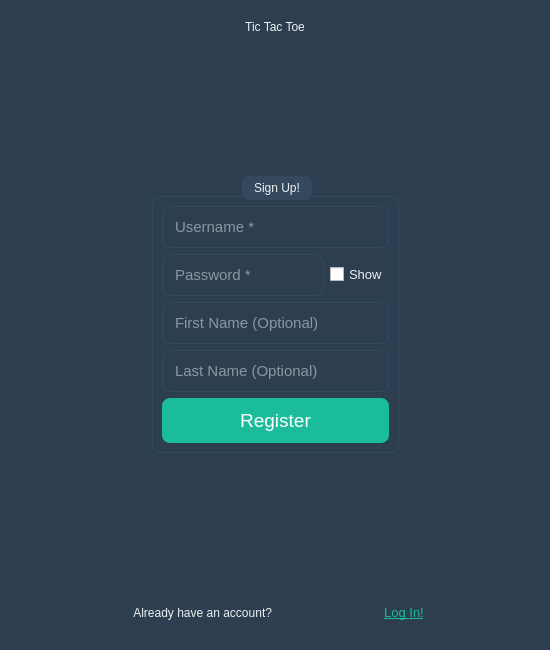
The window that TicTacToe_With_Tests/app/mainwindow.ui (abdalla1111/Advanced_Tic_Tac_Toe) describes before a commit, drawn with Qt 5.
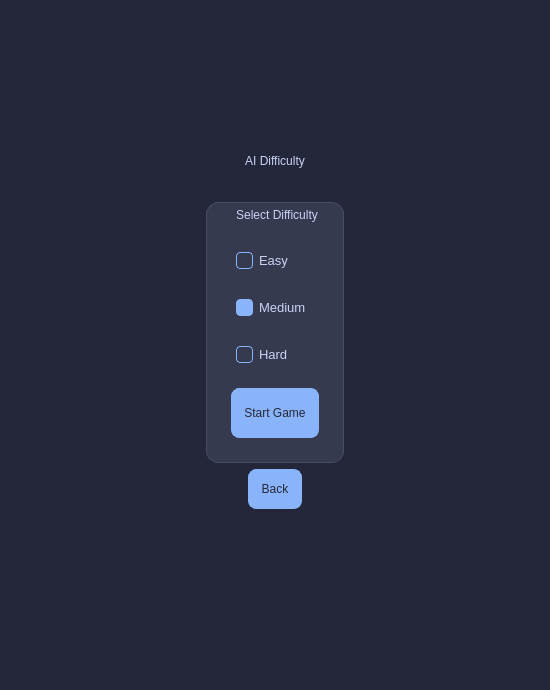
The same window after the commit. The open tabs and pages were chosen to show the change. Icons and pictures are not drawn.

The edit to the form file:
```diff
--- a/TicTacToe_With_Tests/app/mainwindow.ui
+++ b/TicTacToe_With_Tests/app/mainwindow.ui
@@ -7,7 +7,7 @@
     <x>0</x>
     <y>0</y>
     <width>550</width>
-    <height>650</height>
+    <height>690</height>
    </rect>
   </property>
   <property name="windowTitle">
@@ -15,30 +15,23 @@
   </property>
   <property name="styleSheet">
    <string notr="true">
-/* Modern Dark Theme for Tic-Tac-Toe
----------------------------------
-Main Colors:
-- Background: #2c3e50 (Midnight Blue)
-- Foreground/Containers: #34495e (Wet Asphalt)
-- Primary Text: #ecf0f1 (Clouds)
-- Primary Action: #1abc9c (Turquoise)
-- Primary Hover: #16a085 (Green Sea)
-- Player X: #3498db (Peter River Blue)
-- Player O: #e74c3c (Alizarin Red)
-- Input Fields: #2c3e50
-*/
+/*
+ * Professional Catppuccin-Macchiato Dark Theme V4
+ */
 
+/* === MAIN WINDOW === */
 QWidget#MainWindow {
-    background-color: #2c3e50;
+    background-color: #24273a; /* base */
 }
 
 QStackedWidget {
     background-color: transparent;
 }
 
+
 /* === LABELS === */
 QLabel {
-    color: #ecf0f1;
+    color: #cad3f5; /* text */
     font-family: &quot;Segoe UI&quot;, sans-serif;
 }
 
@@ -48,63 +41,122 @@
 QLabel#gameNameLabelPage_3,
 QLabel#gameNameLabelPage_5,
 QLabel#gameNameLabelPage_6,
-QLabel#gameNameLabelPage_7 {
-    color: #ecf0f1;
-    font: bold 42pt &quot;Segoe UI&quot;;
+QLabel#myAccountTitleLabel,
+QLabel#aiDifficultyLabel {
+    color: #cad3f5; /* text */
+    font: bold 40pt &quot;Segoe UI Semibold&quot;;
+    padding-bottom: 10px;
 }
 
 QLabel#gameStatusLabel {
-    color: #ecf0f1;
+    color: #24273a; /* base */
     font: bold 16pt &quot;Segoe UI&quot;;
-    background-color: #34495e;
+    background-color: #89b4fa; /* blue */
     border-radius: 8px;
-    padding: 10px;
+    padding: 12px;
+}
+
+QLabel#signupLoginPageLabel,
+QLabel#existingAccountLabel {
+    color: #a5adce; /* subtext0 */
+}
+
+QGroupBox#groupBox_7 QLabel {
+    font-size: 14pt;
+    padding: 5px;
 }
 
 
 /* === BUTTONS === */
 QPushButton {
-    color: white;
-    background-color: #3498db; /* Blue for secondary buttons */
-    border: none;
+    color: #24273a; /* base */
+    background-color: #89b4fa; /* blue */
+    border: 1px solid #89b4fa;
     border-radius: 8px;
-    padding: 10px;
+    padding: 12px;
     font: bold 12pt &quot;Segoe UI&quot;;
+    outline: none; /* remove focus rectangle */
 }
 
 QPushButton:hover {
     background-color: #2980b9;
 }
 
-/* Primary Action Buttons (Login, Register, etc.) */
-QPushButton#loginButton,
-QPushButton#registerButton,
-QPushButton#playerVsAiButton,
-QPushButton#playerVsPlayerButton {
-    background-color: #1abc9c; /* Turquoise */
-    font-size: 14pt;
+QPushButton#myGameHistoryButton,
+QPushButton#myAccountButton,
+QPushButton#backButtonGamePage,
+QPushButton#resetGameboardButton,
+QPushButton#backButtonAccount,
+QPushButton#logoutButtonAccount,
+QPushButton#backButtonHistory,
+QPushButton#replayGameButton,
+QPushButton#deleteGameButton,
+QPushButton#backButtonReset,
+QPushButton#resetPasswordButton,
+QPushButton#backButtonAiPage {
+    background-color: #5b6078; /* surface2 */
+    border-color: #5b6078;
+    color: #cad3f5; /* text */
 }
 
-QPushButton#loginButton:hover,
-QPushButton#registerButton:hover,
-QPushButton#playerVsAiButton:hover,
-QPushButton#playerVsPlayerButton:hover {
-    background-color: #16a085;
+QPushButton#myGameHistoryButton:hover,
+QPushButton#myAccountButton:hover,
+QPushButton#backButtonGamePage:hover,
+QPushButton#resetGameboardButton:hover,
+QPushButton#backButtonAccount:hover,
+QPushButton#logoutButtonAccount:hover,
+QPushButton#backButtonHistory:hover,
+QPushButton#replayGameButton:hover,
+QPushButton#deleteGameButton:hover,
+QPushButton#backButtonReset:hover,
+QPushButton#resetPasswordButton:hover,
+QPushButton#backButtonAiPage:hover {
+    background-color: #494d64; /* surface1 */
+    border-color: #494d64;
 }
 
-/* Link-style Buttons */
-QPushButton#signupLoginPageButton, QPushButton#noWorriesButton, QPushButton#loginButtonSignupPage {
+QPushButton#signupLoginPageButton,
+QPushButton#noWorriesButton,
+QPushButton#loginButtonSignupPage,
+QPushButton#showLoginPasswordButton,
+QPushButton#showSignupPasswordButton,
+QPushButton#showResetPasswordButton {
     background-color: transparent;
-    color: #1abc9c;
+    color: #89b4fa; /* blue */
     font-size: 10pt;
+    font-weight: bold;
+    border: none;
+    padding: 5px;
+}
+QPushButton#signupLoginPageButton:hover,
+QPushButton#noWorriesButton:hover,
+QPushButton#loginButtonSignupPage:hover,
+QPushButton#showLoginPasswordButton:hover,
+QPushButton#showSignupPasswordButton:hover,
+QPushButton#showResetPasswordButton:hover {
     text-decoration: underline;
 }
 
+QPushButton#noWorriesButton { text-align: left; }
+QPushButton#showLoginPasswordButton { text-align: right; }
+QPushButton#showSignupPasswordButton { text-align: right; }
+QPushButton#showResetPasswordButton { text-align: right; }
 
-/* === GAME BOARD BUTTONS === */
+QPushButton#changePasswordButton {
+    background-color: transparent;
+    color: #89b4fa; /* blue */
+    border: 1px solid #89b4fa;
+}
+QPushButton#changePasswordButton:hover {
+    background-color: #89b4fa;
+    color: #24273a;
+}
+
 QGroupBox#groupBox_3 QPushButton {
-    font: bold 60pt &quot;Segoe UI&quot;; /* Larger font for X and O */
-    background-color: #34495e;
+    font: bold 60pt &quot;Segoe UI&quot;;
+    background-color: #494d64; /* surface1 */
+    color: #cad3f5; /* text */
+    border-radius: 12px;
 }
 QGroupBox#groupBox_3 QPushButton:hover {
     background-color: #4a6278;
@@ -112,11 +164,11 @@
 
 /* === INPUT FIELDS === */
 QLineEdit {
-    background-color: #2c3e50;
-    color: #ecf0f1;
-    border: 1px solid #34495e;
+    background-color: #363a4f; /* surface0 */
+    color: #cad3f5; /* text */
+    border: 1px solid #494d64; /* surface1 */
     border-radius: 8px;
-    padding: 10px;
+    padding: 12px;
     font-size: 11pt;
 }
 
@@ -124,39 +176,79 @@
     border: 1px solid #1abc9c;
 }
 
-/* === GROUP BOXES === */
+/* === GROUP BOXES (Cards) === */
 QGroupBox {
-    color: #ecf0f1;
-    font: italic 14pt &quot;Segoe UI&quot;;
-    border: 1px solid #34495e;
-    border-radius: 8px;
-    margin-top: 20px;
+    font: bold 14pt &quot;Segoe UI&quot;;
+    background-color: #363a4f; /* surface0 */
+    border: 1px solid #494d64; /* surface1 */
+    border-radius: 12px;
+    margin-top: 15px;
+    padding: 15px;
+    padding-top: 35px;
 }
 
 QGroupBox::title {
-    subcontrol-origin: margin;
+    subcontrol-origin: padding;
     subcontrol-position: top center;
-    padding: 5px 10px;
-    background-color: #34495e;
-    border-radius: 8px;
+    padding: 5px 15px;
+    color: #cad3f5;
 }
 
 /* === OTHER WIDGETS === */
-QCheckBox {
-    color: #ecf0f1;
+QRadioButton, QCheckBox {
+    color: #cad3f5;
     font-size: 10pt;
+    padding: 5px;
 }
-QRadioButton {
-    color: #ecf0f1;
-    font-size: 10pt;
+QRadioButton::indicator, QCheckBox::indicator {
+    width: 15px;
+    height: 15px;
+    border-radius: 4px;
+    border: 1px solid #89b4fa;
+    background-color: #363a4f;
+}
+QCheckBox::indicator:checked {
+    background-color: #89b4fa;
+    image: url(:/i18n/check.svg); /* You need to add a checkmark icon to your resources for this to work */
+}
+QRadioButton::indicator:checked {
+	background-color: #89b4fa;
 }
 
 QListWidget {
-    background-color: #34495e;
-    border: none;
+    background-color: #363a4f;
+    border: 1px solid #494d64;
     border-radius: 8px;
-    color: #ecf0f1;
+    color: #cad3f5;
     font-size: 12pt;
+    padding: 5px;
+}
+
+QListWidget::item:hover {
+    background-color: #494d64;
+}
+QListWidget::item:selected {
+    background-color: #89b4fa;
+    color: #24273a;
+}
+
+QMessageBox {
+    background-color: #363a4f;
+}
+QMessageBox QLabel {
+    color: #cad3f5;
+    font-size: 11pt;
+}
+QMessageBox QPushButton {
+    background-color: #89b4fa;
+    color: #24273a;
+    border-radius: 5px;
+    padding: 8px;
+    min-width: 70px;
+    font-size: 10pt;
+}
+QMessageBox QPushButton:hover {
+    background-color: #a6e3a1;
 }
 </string>
   </property>
@@ -849,17 +941,9 @@
       </layout>
      </widget>
      <widget class="QWidget" name="page_2_signup">
-      <layout class="QVBoxLayout" name="verticalLayout_9">
+      <layout class="QVBoxLayout" name="verticalLayout_9" stretch="1,0,1">
        <item>
-        <widget class="QLabel" name="gameNameLabelPage_5">
-         <property name="text">
-          <string>Tic Tac Toe</string>
-         </property>
-         <property name="alignment">
-          <set>Qt::AlignmentFlag::AlignCenter</set>
-         </property>
-        </widget>
-       </item>
+        <layout class="QVBoxLayout" name="verticalLayout_22">
        <item>
         <spacer name="verticalSpacer_5">
          <property name="orientation">
@@ -890,10 +974,33 @@
          </item>
          <item>
           <widget class="QGroupBox" name="signupGroupBox">
+           <property name="minimumSize">
+            <size>
+             <width>400</width>
+             <height>0</height>
+            </size>
+           </property>
            <property name="title">
             <string notr="true">Sign Up!</string>
            </property>
            <layout class="QVBoxLayout" name="verticalLayout_10">
+            <property name="spacing">
+             <number>15</number>
+            </property>
+            <item>
+             <widget class="QLineEdit" name="signupFirstNameLineEdit">
+              <property name="placeholderText">
+               <string>First Name</string>
+              </property>
+             </widget>
+            </item>
+            <item>
+             <widget class="QLineEdit" name="signupLastNameLineEdit">
+              <property name="placeholderText">
+               <string>Last Name</string>
+              </property>
+             </widget>
+            </item>
             <item>
              <widget class="QLineEdit" name="signupUsernameLineEdit">
               <property name="placeholderText">
@@ -902,7 +1009,12 @@
              </widget>
             </item>
             <item>
-             <layout class="QHBoxLayout" name="signupPassLayout">
+             <widget class="QLineEdit" name="signupEmailLineEdit">
+              <property name="placeholderText">
+               <string>Email *</string>
+              </property>
+             </widget>
+            </item>
               <item>
                <widget class="QLineEdit" name="signupPasswordLineEdit">
                 <property name="echoMode">
@@ -914,28 +1026,29 @@
                </widget>
               </item>
               <item>
-               <widget class="QCheckBox" name="showSignupPasswordCheckBox">
+             <layout class="QHBoxLayout" name="horizontalLayout_20">
+              <item>
+               <spacer name="horizontalSpacer_30">
+                <property name="orientation">
+                 <enum>Qt::Orientation::Horizontal</enum>
+                </property>
+                <property name="sizeHint" stdset="0">
+                 <size>
+                  <width>40</width>
+                  <height>20</height>
+                 </size>
+                </property>
+               </spacer>
+              </item>
+              <item>
+               <widget class="QPushButton" name="showSignupPasswordButton">
                 <property name="text">
-                 <string>Show</string>
+                 <string>Show Password</string>
                 </property>
                </widget>
               </item>
              </layout>
             </item>
-            <item>
-             <widget class="QLineEdit" name="signupFirstNameLineEdit">
-              <property name="placeholderText">
-               <string>First Name (Optional)</string>
-              </property>
-             </widget>
-            </item>
-            <item>
-             <widget class="QLineEdit" name="signupLastNameLineEdit">
-              <property name="placeholderText">
-               <string>Last Name (Optional)</string>
-              </property>
-             </widget>
-            </item>
             <item>
              <widget class="QPushButton" name="registerButton">
               <property name="minimumSize">
@@ -982,14 +1095,24 @@
        </item>
        <item>
         <layout class="QHBoxLayout" name="horizontalLayout_9">
+           <item>
+            <spacer name="horizontalSpacer_28">
+             <property name="orientation">
+              <enum>Qt::Orientation::Horizontal</enum>
+             </property>
+             <property name="sizeHint" stdset="0">
+              <size>
+               <width>40</width>
+               <height>20</height>
+              </size>
+             </property>
+            </spacer>
+           </item>
          <item>
           <widget class="QLabel" name="existingAccountLabel">
            <property name="text">
             <string>Already have an account?</string>
            </property>
-           <property name="alignment">
-            <set>Qt::AlignmentFlag::AlignRight|Qt::AlignmentFlag::AlignTrailing|Qt::AlignmentFlag::AlignVCenter</set>
-           </property>
           </widget>
          </item>
          <item>
@@ -999,6 +1122,21 @@
            </property>
           </widget>
          </item>
+           <item>
+            <spacer name="horizontalSpacer_29">
+             <property name="orientation">
+              <enum>Qt::Orientation::Horizontal</enum>
+             </property>
+             <property name="sizeHint" stdset="0">
+              <size>
+               <width>40</width>
+               <height>20</height>
+              </size>
+             </property>
+            </spacer>
+           </item>
+          </layout>
+         </item>
         </layout>
        </item>
       </layout>
@@ -1348,6 +1486,166 @@
        </item>
       </layout>
      </widget>
+     <widget class="QWidget" name="page_ai_difficulty_selection">
+      <layout class="QVBoxLayout" name="verticalLayout_21" stretch="1,0,0,1">
+       <item>
+        <layout class="QVBoxLayout" name="verticalLayout_19">
+         <item>
+          <spacer name="verticalSpacer_11">
+           <property name="orientation">
+            <enum>Qt::Orientation::Vertical</enum>
+           </property>
+           <property name="sizeHint" stdset="0">
+            <size>
+             <width>20</width>
+             <height>40</height>
+            </size>
+           </property>
+          </spacer>
+         </item>
+         <item>
+          <widget class="QLabel" name="aiDifficultyLabel">
+           <property name="text">
+            <string>AI Difficulty</string>
+           </property>
+           <property name="alignment">
+            <set>Qt::AlignmentFlag::AlignBottom|Qt::AlignmentFlag::AlignHCenter</set>
+           </property>
+          </widget>
+         </item>
+        </layout>
+       </item>
+       <item>
+        <layout class="QHBoxLayout" name="horizontalLayout_14">
+         <item>
+          <spacer name="horizontalSpacer_18">
+           <property name="orientation">
+            <enum>Qt::Orientation::Horizontal</enum>
+           </property>
+           <property name="sizeHint" stdset="0">
+            <size>
+             <width>40</width>
+             <height>20</height>
+            </size>
+           </property>
+          </spacer>
+         </item>
+         <item>
+          <widget class="QGroupBox" name="aiDifficultyGroupBox">
+           <property name="title">
+            <string>Select Difficulty</string>
+           </property>
+           <layout class="QVBoxLayout" name="verticalLayout_20">
+            <property name="spacing">
+             <number>20</number>
+            </property>
+            <item>
+             <widget class="QRadioButton" name="easyRadioButton_2">
+              <property name="text">
+               <string>Easy</string>
+              </property>
+             </widget>
+            </item>
+            <item>
+             <widget class="QRadioButton" name="mediumRadioButton">
+              <property name="text">
+               <string>Medium</string>
+              </property>
+              <property name="checked">
+               <bool>true</bool>
+              </property>
+             </widget>
+            </item>
+            <item>
+             <widget class="QRadioButton" name="hardRadioButton_2">
+              <property name="text">
+               <string>Hard</string>
+              </property>
+             </widget>
+            </item>
+            <item>
+             <widget class="QPushButton" name="startGameButton">
+              <property name="minimumSize">
+               <size>
+                <width>0</width>
+                <height>50</height>
+               </size>
+              </property>
+              <property name="text">
+               <string>Start Game</string>
+              </property>
+             </widget>
+            </item>
+           </layout>
+          </widget>
+         </item>
+         <item>
+          <spacer name="horizontalSpacer_19">
+           <property name="orientation">
+            <enum>Qt::Orientation::Horizontal</enum>
+           </property>
+           <property name="sizeHint" stdset="0">
+            <size>
+             <width>40</width>
+             <height>20</height>
+            </size>
+           </property>
+          </spacer>
+         </item>
+        </layout>
+       </item>
+       <item>
+        <layout class="QHBoxLayout" name="horizontalLayout_16">
+         <item>
+          <spacer name="horizontalSpacer_20">
+           <property name="orientation">
+            <enum>Qt::Orientation::Horizontal</enum>
+           </property>
+           <property name="sizeHint" stdset="0">
+            <size>
+             <width>40</width>
+             <height>20</height>
+            </size>
+           </property>
+          </spacer>
+         </item>
+         <item>
+          <widget class="QPushButton" name="backButtonAiPage">
+           <property name="text">
+            <string>Back</string>
+           </property>
+          </widget>
+         </item>
+         <item>
+          <spacer name="horizontalSpacer_21">
+           <property name="orientation">
+            <enum>Qt::Orientation::Horizontal</enum>
+           </property>
+           <property name="sizeHint" stdset="0">
+            <size>
+             <width>40</width>
+             <height>20</height>
+            </size>
+           </property>
+          </spacer>
+         </item>
+        </layout>
+       </item>
+       <item>
+        <spacer name="verticalSpacer_12">
+         <property name="orientation">
+          <enum>Qt::Orientation::Vertical</enum>
+         </property>
+         <property name="sizeHint" stdset="0">
+          <size>
+           <width>20</width>
+           <height>40</height>
+          </size>
+         </property>
+        </spacer>
+       </item>
+      </layout>
+     </widget>
     </widget>
    </item>
   </layout>
```
Left out of the diff: 343 changed lines with no effect on the pictures. Lines whose indentation alone changed are shown as unchanged.
